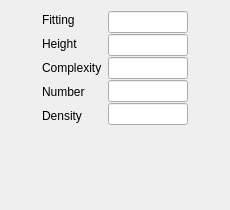
First picture: the form in City3D/dlg/weight_panel_manual.ui, repository tudelft3d/City3D, before the edit.
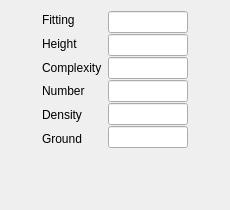
Second picture: the form after the edit.

```diff
--- a/City3D/dlg/weight_panel_manual.ui
+++ b/City3D/dlg/weight_panel_manual.ui
@@ -78,6 +78,13 @@
          </property>
         </widget>
        </item>
+       <item>
+        <widget class="QLabel" name="label">
+         <property name="text">
+          <string>Ground</string>
+         </property>
+        </widget>
+       </item>
       </layout>
      </item>
      <item>
@@ -168,6 +175,19 @@
          </property>
         </widget>
        </item>
+       <item>
+        <widget class="QLineEdit" name="lineEditGround">
+         <property name="maximumSize">
+          <size>
+           <width>80</width>
+           <height>16777215</height>
+          </size>
+         </property>
+         <property name="alignment">
+          <set>Qt::AlignCenter</set>
+         </property>
+        </widget>
+       </item>
       </layout>
      </item>
      <item>
@@ -193,7 +213,7 @@
      <property name="sizeHint" stdset="0">
       <size>
        <width>20</width>
-       <height>38</height>
+       <height>33</height>
       </size>
      </property>
     </spacer>
```
